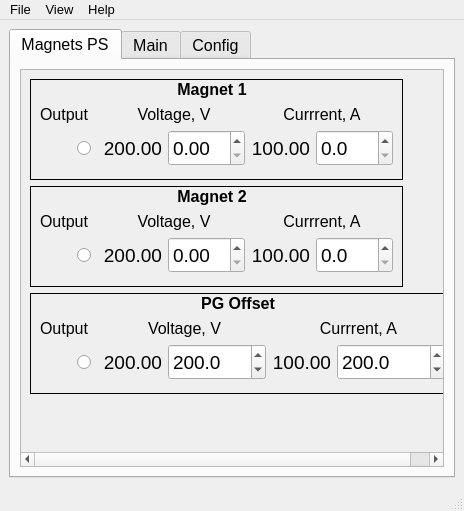
Qt form Magnets_UI.ui (salinsalins/TDKLambda) before a commit.
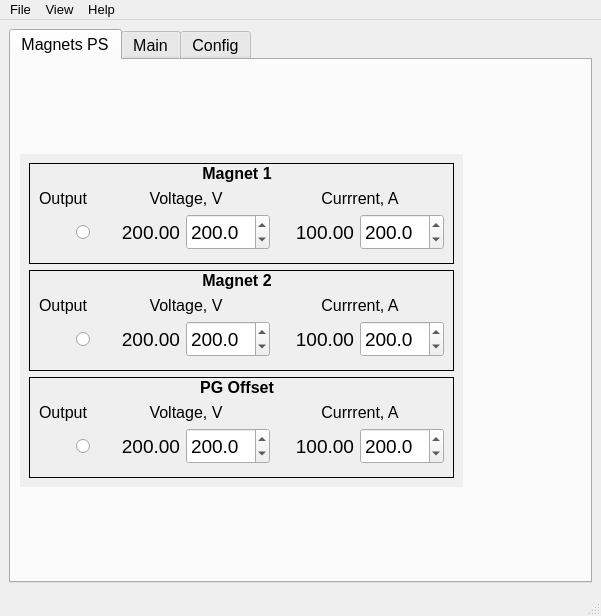
The same form after that commit. Icons and pictures are not drawn.

```diff
--- a/Magnets_UI.ui
+++ b/Magnets_UI.ui
@@ -6,8 +6,8 @@
    <rect>
     <x>0</x>
     <y>0</y>
-    <width>431</width>
-    <height>511</height>
+    <width>601</width>
+    <height>616</height>
    </rect>
   </property>
   <property name="font">
@@ -37,7 +37,7 @@
       </property>
       <widget class="QWidget" name="tabWidgetPage1">
        <property name="sizePolicy">
-        <sizepolicy hsizetype="Expanding" vsizetype="Expanding">
+        <sizepolicy hsizetype="Maximum" vsizetype="Maximum">
          <horstretch>0</horstretch>
          <verstretch>0</verstretch>
         </sizepolicy>
@@ -49,11 +49,14 @@
         <item>
          <widget class="QScrollArea" name="scrollArea">
           <property name="sizePolicy">
-           <sizepolicy hsizetype="Maximum" vsizetype="Expanding">
+           <sizepolicy hsizetype="Maximum" vsizetype="Maximum">
             <horstretch>0</horstretch>
             <verstretch>0</verstretch>
            </sizepolicy>
           </property>
+          <property name="frameShape">
+           <enum>QFrame::NoFrame</enum>
+          </property>
           <property name="widgetResizable">
            <bool>true</bool>
           </property>
@@ -65,15 +68,15 @@
             <rect>
              <x>0</x>
              <y>0</y>
-             <width>429</width>
-             <height>375</height>
+             <width>543</width>
+             <height>437</height>
             </rect>
            </property>
            <layout class="QVBoxLayout" name="verticalLayout">
             <item>
              <widget class="QFrame" name="frame_8">
               <property name="sizePolicy">
-               <sizepolicy hsizetype="Maximum" vsizetype="Maximum">
+               <sizepolicy hsizetype="Preferred" vsizetype="Maximum">
                 <horstretch>0</horstretch>
                 <verstretch>0</verstretch>
                </sizepolicy>
@@ -150,38 +153,26 @@
                  </property>
                 </widget>
                </item>
-               <item row="2" column="5">
-                <widget class="QDoubleSpinBox" name="doubleSpinBox_49">
-                 <property name="sizePolicy">
-                  <sizepolicy hsizetype="Preferred" vsizetype="Preferred">
-                   <horstretch>0</horstretch>
-                   <verstretch>0</verstretch>
-                  </sizepolicy>
-                 </property>
-                 <property name="font">
-                  <font>
-                   <pointsize>14</pointsize>
-                  </font>
-                 </property>
-                 <property name="keyboardTracking">
-                  <bool>false</bool>
-                 </property>
-                 <property name="decimals">
-                  <number>1</number>
-                 </property>
-                 <property name="singleStep">
-                  <double>1.000000000000000</double>
-                 </property>
-                </widget>
-               </item>
                <item row="2" column="3">
                 <widget class="QDoubleSpinBox" name="doubleSpinBox_50">
                  <property name="sizePolicy">
-                  <sizepolicy hsizetype="Preferred" vsizetype="Preferred">
+                  <sizepolicy hsizetype="Minimum" vsizetype="Preferred">
                    <horstretch>0</horstretch>
                    <verstretch>0</verstretch>
                   </sizepolicy>
                  </property>
+                 <property name="minimumSize">
+                  <size>
+                   <width>84</width>
+                   <height>0</height>
+                  </size>
+                 </property>
+                 <property name="baseSize">
+                  <size>
+                   <width>84</width>
+                   <height>0</height>
+                  </size>
+                 </property>
                  <property name="font">
                   <font>
                    <pointsize>14</pointsize>
@@ -190,8 +181,17 @@
                  <property name="keyboardTracking">
                   <bool>false</bool>
                  </property>
+                 <property name="decimals">
+                  <number>1</number>
+                 </property>
+                 <property name="maximum">
+                  <double>9999.000000000000000</double>
+                 </property>
                  <property name="singleStep">
-                  <double>1.000000000000000</double>
+                  <double>0.500000000000000</double>
+                 </property>
+                 <property name="value">
+                  <double>200.000000000000000</double>
                  </property>
                 </widget>
                </item>
@@ -318,7 +318,49 @@
                  </property>
                 </widget>
                </item>
-               <item row="0" column="0" colspan="6" alignment="Qt::AlignBottom">
+               <item row="2" column="5">
+                <widget class="QDoubleSpinBox" name="doubleSpinBox_49">
+                 <property name="sizePolicy">
+                  <sizepolicy hsizetype="Minimum" vsizetype="Preferred">
+                   <horstretch>0</horstretch>
+                   <verstretch>0</verstretch>
+                  </sizepolicy>
+                 </property>
+                 <property name="minimumSize">
+                  <size>
+                   <width>84</width>
+                   <height>0</height>
+                  </size>
+                 </property>
+                 <property name="baseSize">
+                  <size>
+                   <width>84</width>
+                   <height>0</height>
+                  </size>
+                 </property>
+                 <property name="font">
+                  <font>
+                   <pointsize>14</pointsize>
+                  </font>
+                 </property>
+                 <property name="keyboardTracking">
+                  <bool>false</bool>
+                 </property>
+                 <property name="decimals">
+                  <number>1</number>
+                 </property>
+                 <property name="maximum">
+                  <double>9999.000000000000000</double>
+                 </property>
+                 <property name="singleStep">
+                  <double>0.500000000000000</double>
+                 </property>
+                 <property name="value">
+                  <double>200.000000000000000</double>
+                 </property>
+                </widget>
+               </item>
+               <item row="0" column="0" colspan="6">
                 <widget class="QLabel" name="label_143">
                  <property name="font">
                   <font>
@@ -341,7 +383,7 @@
             <item>
              <widget class="QFrame" name="frame_5">
               <property name="sizePolicy">
-               <sizepolicy hsizetype="Maximum" vsizetype="Maximum">
+               <sizepolicy hsizetype="Preferred" vsizetype="Maximum">
                 <horstretch>0</horstretch>
                 <verstretch>0</verstretch>
                </sizepolicy>
@@ -421,11 +463,23 @@
                <item row="2" column="5">
                 <widget class="QDoubleSpinBox" name="doubleSpinBox_43">
                  <property name="sizePolicy">
-                  <sizepolicy hsizetype="Preferred" vsizetype="Preferred">
+                  <sizepolicy hsizetype="Minimum" vsizetype="Preferred">
                    <horstretch>0</horstretch>
                    <verstretch>0</verstretch>
                   </sizepolicy>
                  </property>
+                 <property name="minimumSize">
+                  <size>
+                   <width>84</width>
+                   <height>0</height>
+                  </size>
+                 </property>
+                 <property name="baseSize">
+                  <size>
+                   <width>84</width>
+                   <height>0</height>
+                  </size>
+                 </property>
                  <property name="font">
                   <font>
                    <pointsize>14</pointsize>
@@ -437,19 +491,37 @@
                  <property name="decimals">
                   <number>1</number>
                  </property>
+                 <property name="maximum">
+                  <double>9999.000000000000000</double>
+                 </property>
                  <property name="singleStep">
-                  <double>1.000000000000000</double>
+                  <double>0.500000000000000</double>
+                 </property>
+                 <property name="value">
+                  <double>200.000000000000000</double>
                  </property>
                 </widget>
                </item>
                <item row="2" column="3">
                 <widget class="QDoubleSpinBox" name="doubleSpinBox_44">
                  <property name="sizePolicy">
-                  <sizepolicy hsizetype="Preferred" vsizetype="Preferred">
+                  <sizepolicy hsizetype="Minimum" vsizetype="Preferred">
                    <horstretch>0</horstretch>
                    <verstretch>0</verstretch>
                   </sizepolicy>
                  </property>
+                 <property name="minimumSize">
+                  <size>
+                   <width>84</width>
+                   <height>0</height>
+                  </size>
+                 </property>
+                 <property name="baseSize">
+                  <size>
+                   <width>84</width>
+                   <height>0</height>
+                  </size>
+                 </property>
                  <property name="font">
                   <font>
                    <pointsize>14</pointsize>
@@ -458,8 +530,17 @@
                  <property name="keyboardTracking">
                   <bool>false</bool>
                  </property>
+                 <property name="decimals">
+                  <number>1</number>
+                 </property>
+                 <property name="maximum">
+                  <double>9999.000000000000000</double>
+                 </property>
                  <property name="singleStep">
-                  <double>1.000000000000000</double>
+                  <double>0.500000000000000</double>
+                 </property>
+                 <property name="value">
+                  <double>200.000000000000000</double>
                  </property>
                 </widget>
                </item>
@@ -609,7 +690,7 @@
             <item>
              <widget class="QFrame" name="frame_4">
               <property name="sizePolicy">
-               <sizepolicy hsizetype="Maximum" vsizetype="Maximum">
+               <sizepolicy hsizetype="Preferred" vsizetype="Maximum">
                 <horstretch>0</horstretch>
                 <verstretch>0</verstretch>
                </sizepolicy>
@@ -689,11 +770,23 @@
                <item row="2" column="5">
                 <widget class="QDoubleSpinBox" name="doubleSpinBox_41">
                  <property name="sizePolicy">
-                  <sizepolicy hsizetype="Preferred" vsizetype="Preferred">
+                  <sizepolicy hsizetype="Minimum" vsizetype="Preferred">
                    <horstretch>0</horstretch>
                    <verstretch>0</verstretch>
                   </sizepolicy>
                  </property>
+                 <property name="minimumSize">
+                  <size>
+                   <width>84</width>
+                   <height>0</height>
+                  </size>
+                 </property>
+                 <property name="baseSize">
+                  <size>
+                   <width>84</width>
+                   <height>0</height>
+                  </size>
+                 </property>
                  <property name="font">
                   <font>
                    <pointsize>14</pointsize>
@@ -719,11 +812,23 @@
                <item row="2" column="3">
                 <widget class="QDoubleSpinBox" name="doubleSpinBox_42">
                  <property name="sizePolicy">
-                  <sizepolicy hsizetype="Preferred" vsizetype="Preferred">
+                  <sizepolicy hsizetype="Minimum" vsizetype="Preferred">
                    <horstretch>0</horstretch>
                    <verstretch>0</verstretch>
                   </sizepolicy>
                  </property>
+                 <property name="minimumSize">
+                  <size>
+                   <width>84</width>
+                   <height>0</height>
+                  </size>
+                 </property>
+                 <property name="baseSize">
+                  <size>
+                   <width>84</width>
+                   <height>0</height>
+                  </size>
+                 </property>
                  <property name="font">
                   <font>
                    <pointsize>14</pointsize>
@@ -889,19 +994,6 @@
               </layout>
              </widget>
             </item>
-            <item>
-             <spacer name="verticalSpacer_2">
-              <property name="orientation">
-               <enum>Qt::Vertical</enum>
-              </property>
-              <property name="sizeHint" stdset="0">
-               <size>
-                <width>20</width>
-                <height>40</height>
-               </size>
-              </property>
-             </spacer>
-            </item>
            </layout>
           </widget>
          </widget>
@@ -2113,8 +2205,8 @@
     <rect>
      <x>0</x>
      <y>0</y>
-     <width>431</width>
-     <height>23</height>
+     <width>601</width>
+     <height>34</height>
     </rect>
    </property>
    <property name="font">
```
